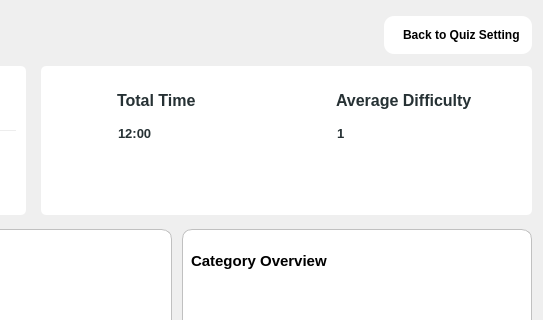
Above: src/views/quiz_response_view.ui from devforgely/MFA-Simulator before the change; both pictures show x 476 to 1019 and y 0 to 320 of the 1019 by 726 pixel window. Below: the same form after it.
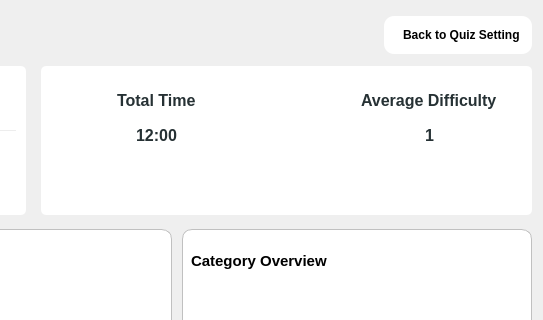
That is the form after the change. Icons and pictures are not drawn. Custom widgets are drawn as their Qt base class.

Diff of the .ui file:
```diff
--- a/src/views/quiz_response_view.ui
+++ b/src/views/quiz_response_view.ui
@@ -47,13 +47,19 @@
 	font-weight: bold;
 }
 
-#time_val, #difficulty_float, #grade_text, #grade_message {
+#grade_text, #grade_message {
 	margin: 0px 0px 5px 2px;
 	font-size: 10pt;
 	color: #263134;
 	font-weight: bold;
 }
 
+#time_val, #difficulty_float {
+	font-size: 12pt;
+	font-weight: bold;
+	color: #263134;
+}
+
 #detail_content, #analytic_content {
 	background-color: white;
 	border: 1px solid silver;
@@ -255,6 +261,12 @@
         </property>
         <item row="0" column="2">
          <widget class="QLabel" name="time_label">
+          <property name="sizePolicy">
+           <sizepolicy hsizetype="Maximum" vsizetype="Preferred">
+            <horstretch>0</horstretch>
+            <verstretch>0</verstretch>
+           </sizepolicy>
+          </property>
           <property name="text">
            <string>Total Time</string>
           </property>
@@ -291,21 +303,21 @@
           </property>
          </widget>
         </item>
-        <item row="1" column="2" alignment="Qt::AlignTop">
+        <item row="1" column="2" alignment="Qt::AlignHCenter|Qt::AlignTop">
          <widget class="QLabel" name="time_val">
           <property name="text">
            <string>12:00</string>
           </property>
          </widget>
         </item>
-        <item row="1" column="4" alignment="Qt::AlignTop">
+        <item row="1" column="4" alignment="Qt::AlignHCenter|Qt::AlignTop">
          <widget class="QLabel" name="difficulty_float">
           <property name="text">
            <string>1</string>
           </property>
          </widget>
         </item>
-        <item row="0" column="3">
+        <item row="0" column="3" alignment="Qt::AlignRight">
          <widget class="QLabel" name="label_4">
           <property name="sizePolicy">
            <sizepolicy hsizetype="Fixed" vsizetype="Fixed">
```
